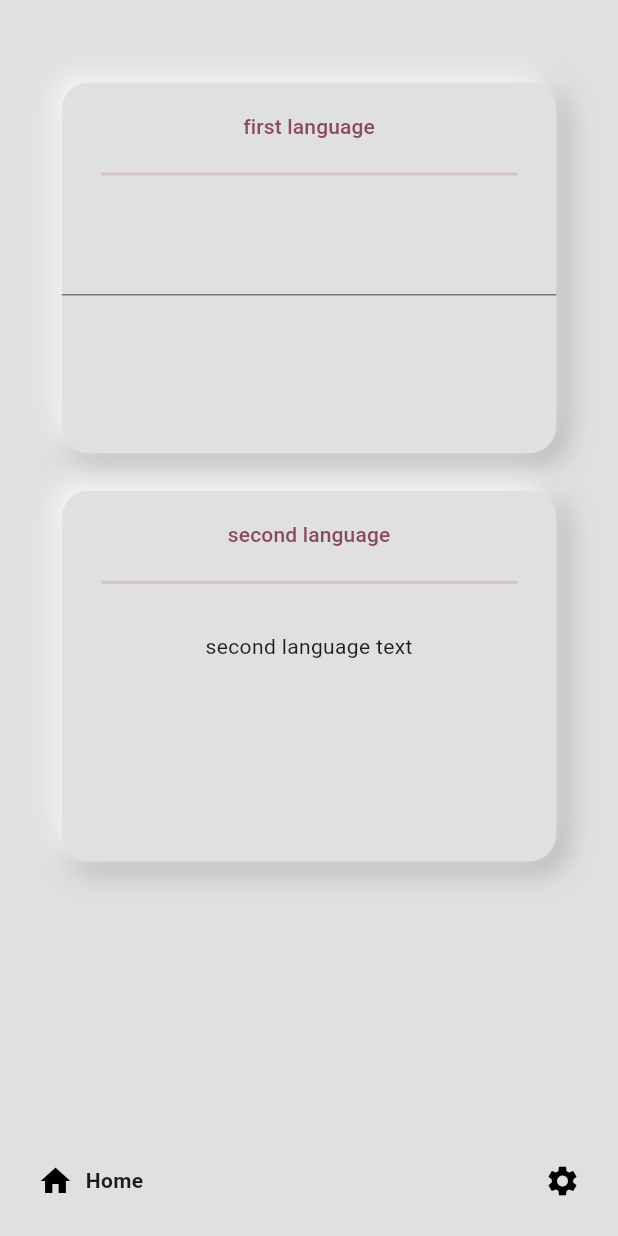
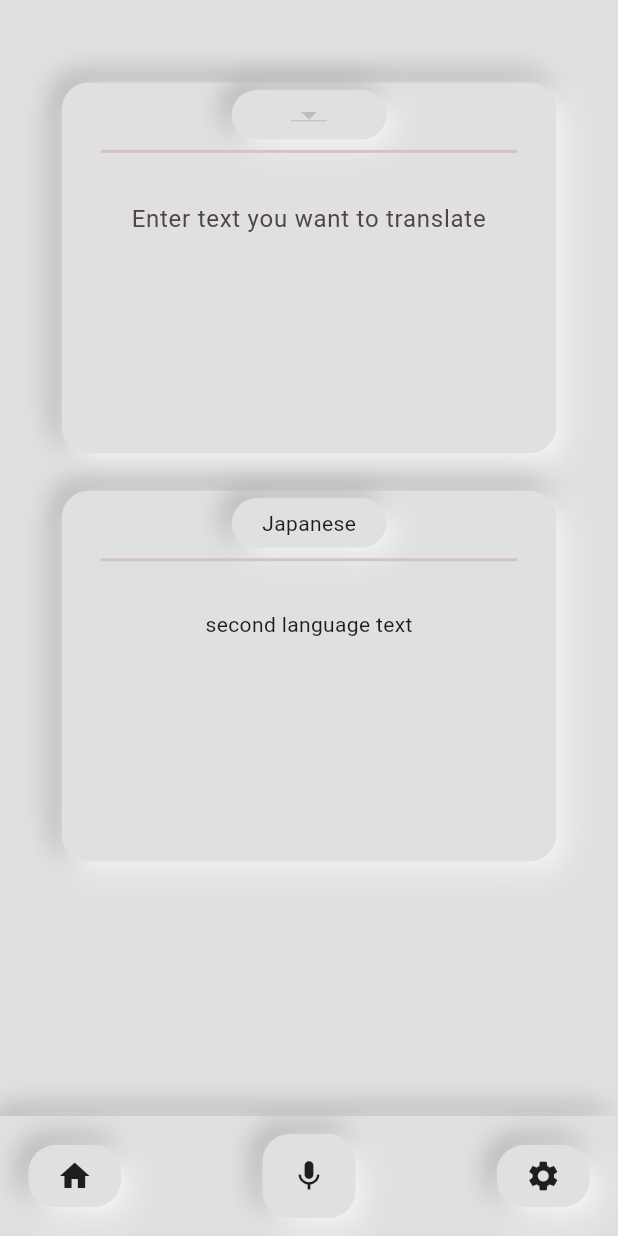
Before and after one commit to Schoenabatic/translator-app, a Flutter app: the screen it shows after launch, on a phone screen of 412 x 824 dp. Run offline on Flutter 3.47's test engine with Material 2 defaults, Android fonts, the phone set to English and light mode, and no system bars; drawn by our look-alikes of google_nav_bar; our stand-ins replace flutter_inset_box_shadow; Roboto replaces fonts that are missing (SFUI).

Commit message:
working on making the dropdown list open with the tap of the gesture detector

```diff
--- /dev/null
+++ b/lib/constants/neumorphism_effect.dart
@@ -0,0 +1,38 @@
+import 'package:flutter/material.dart' hide BoxShadow, BoxDecoration;
+import 'package:flutter_inset_box_shadow/flutter_inset_box_shadow.dart';
+
+List<BoxShadow> neumorphism_effect = [
+  //*bottom right shadow is darker
+  BoxShadow(
+    color: Colors.grey.shade500,
+    offset: const Offset(-4, -4),
+    blurRadius: 15,
+    spreadRadius: 1,
+  ),
+  //*top left shadow is lighter
+  const BoxShadow(
+    color: Colors.white,
+    offset: Offset(4, 4),
+    blurRadius: 15,
+    spreadRadius: 1,
+  )
+];
+
+List<BoxShadow> neumorphism_effect_indented = [
+  //*bottom right shadow is darker
+  BoxShadow(
+    color: Colors.grey.shade500,
+    offset: const Offset(-28, -28),
+    blurRadius: 30,
+    // spreadRadius: 1,
+    inset: true,
+  ),
+  //*top left shadow is lighter
+  const BoxShadow(
+    color: Colors.white,
+    offset: Offset(28, 28),
+    blurRadius: 30,
+    // spreadRadius: 1,
+    inset: true,
+  )
+];
--- a/lib/pages/home_page.dart
+++ b/lib/pages/home_page.dart
@@ -1,6 +1,5 @@
-import 'package:bottom_navy_bar/bottom_navy_bar.dart';
 import 'package:flutter/material.dart';
-import 'package:google_nav_bar/google_nav_bar.dart';
+import 'package:translator_app/constants/neumorphism_effect.dart';
 
 class HomePage extends StatefulWidget {
   const HomePage({super.key});
@@ -10,40 +9,71 @@ class HomePage extends StatefulWidget {
 }
 
 class _HomePageState extends State<HomePage> {
-  int _currentIndex = 0;
-  late PageController _pageController;
-
-  @override
-  void initState() {
-    super.initState();
-    _pageController = PageController();
-  }
-
-  @override
-  void dispose() {
-    _pageController.dispose();
-    super.dispose();
-  }
+  bool isElevated = true;
 
   @override
   Widget build(BuildContext context) {
-    int selectedIndex = 0;
     return Scaffold(
       backgroundColor: Colors.grey[300],
-      bottomNavigationBar: const GNav(gap: 8, tabs: [
-        GButton(
-          icon: Icons.home,
-          text: 'Home',
+      bottomNavigationBar: Container(
+        decoration: BoxDecoration(
+          color: Colors.grey[300],
+          borderRadius: BorderRadius.circular(18),
+          boxShadow: neumorphism_effect,
         ),
-        GButton(
-          icon: Icons.settings,
-          text: 'Settings',
-        )
-      ]),
-      body: SafeArea(
-        child: Center(
-          child: PageView(children: [
-            Column(
+        child: BottomAppBar(
+          color: Colors.grey[300],
+          child: Row(
+            mainAxisAlignment: MainAxisAlignment.spaceAround,
+            children: [
+              GestureDetector(
+                child: Container(
+                  height: MediaQuery.of(context).size.height * 0.05,
+                  width: MediaQuery.of(context).size.width * 0.15,
+                  decoration: BoxDecoration(
+                    color: Colors.grey[300],
+                    borderRadius: BorderRadius.circular(18),
+                    boxShadow: neumorphism_effect,
+                  ),
+                  child: const Center(child: Icon(Icons.home)),
+                ),
+              ),
+              SizedBox(
+                width: MediaQuery.of(context).size.width * 0.2,
+              ),
+              GestureDetector(
+                child: Container(
+                  height: MediaQuery.of(context).size.height * 0.08,
+                  width: MediaQuery.of(context).size.width * 0.15,
+                  decoration: BoxDecoration(
+                    color: Colors.grey[300],
+                    borderRadius: BorderRadius.circular(18),
+                    boxShadow: neumorphism_effect,
+                  ),
+                  child: const Center(child: Icon(Icons.mic)),
+                ),
+              ),
+              SizedBox(
+                width: MediaQuery.of(context).size.width * 0.2,
+              ),
+              GestureDetector(
+                child: Container(
+                  height: MediaQuery.of(context).size.height * 0.05,
+                  width: MediaQuery.of(context).size.width * 0.15,
+                  decoration: BoxDecoration(
+                    color: Colors.grey[300],
+                    borderRadius: BorderRadius.circular(18),
+                    boxShadow: neumorphism_effect,
+                  ),
+                  child: const Center(child: Icon(Icons.settings)),
+                ),
+              ),
+            ],
+          ),
+        ),
+      ),
+      body: Center(
+        child: Column(
           children: [
             const SizedBox(height: 55),
             Container(
@@ -52,27 +82,30 @@ class _HomePageState extends State<HomePage> {
               decoration: BoxDecoration(
                 color: Colors.grey[300],
                 borderRadius: BorderRadius.circular(18),
-                    boxShadow: [
-                      //*bottom right shadow is darker
-                      BoxShadow(
-                        color: Colors.grey.shade500,
-                        offset: const Offset(4, 4),
-                        blurRadius: 15,
-                        spreadRadius: 1,
-                      ),
-                      //*top left shadow is lighter
-                      const BoxShadow(
-                        color: Colors.white,
-                        offset: Offset(-4, -4),
-                        blurRadius: 15,
-                        spreadRadius: 1,
-                      )
-                    ],
+                boxShadow: neumorphism_effect,
               ),
               child: Column(
                 children: [
                   const SizedBox(height: 5),
-                      TextButton(onPressed: () {}, child: const Text('first language')),
+                  GestureDetector(
+                    onTap: () => setState(() => isElevated = !isElevated),
+                    child: AnimatedContainer(
+                      duration: const Duration(milliseconds: 200),
+                      height: MediaQuery.of(context).size.height * 0.04,
+                      width: MediaQuery.of(context).size.width * 0.25,
+                      decoration: BoxDecoration(
+                        color: Colors.grey[300],
+                        borderRadius: BorderRadius.circular(18),
+                        boxShadow: isElevated ? neumorphism_effect : null,
+                      ),
+                      child: Center(
+                          child: DropdownButton(
+                        value: 'English',
+                        items: [],
+                        onChanged: (value) {},
+                      )),
+                    ),
+                  ),
                   const Padding(
                     padding: EdgeInsets.only(left: 26, right: 26),
                     child: Divider(
@@ -80,7 +113,17 @@ class _HomePageState extends State<HomePage> {
                     ),
                   ),
                   const SizedBox(height: 25),
-                      TextField(),
+                  SizedBox(
+                    height: MediaQuery.of(context).size.height * 0.2,
+                    width: MediaQuery.of(context).size.width * 0.65,
+                    child: TextField(
+                      keyboardType: TextInputType.multiline,
+                      maxLines: null,
+                      textAlignVertical: TextAlignVertical.top,
+                      textAlign: TextAlign.center,
+                      decoration: InputDecoration.collapsed(hintText: 'Enter text you want to translate'),
+                    ),
+                  ),
                 ],
               ),
             ),
@@ -89,29 +132,21 @@ class _HomePageState extends State<HomePage> {
               width: MediaQuery.of(context).size.width * 0.8,
               height: MediaQuery.of(context).size.height * 0.30,
               decoration: BoxDecoration(
-                    color: Colors.grey[300],
-                    borderRadius: BorderRadius.circular(18),
-                    boxShadow: [
-                      //*bottom right shadow is darker
-                      BoxShadow(
-                        color: Colors.grey.shade500,
-                        offset: Offset(4, 4),
-                        blurRadius: 15,
-                        spreadRadius: 1,
-                      ),
-                      //*top left shadow is lighter
-                      const BoxShadow(
-                        color: Colors.white,
-                        offset: Offset(-4, -4),
-                        blurRadius: 15,
-                        spreadRadius: 1,
-                      )
-                    ],
-                  ),
+                  color: Colors.grey[300], borderRadius: BorderRadius.circular(18), boxShadow: neumorphism_effect),
               child: Column(
                 children: [
                   const SizedBox(height: 5),
-                      TextButton(onPressed: () {}, child: const Text('second language')),
+                  GestureDetector(
+                    child: Container(
+                      height: MediaQuery.of(context).size.height * 0.04,
+                      width: MediaQuery.of(context).size.width * 0.25,
+                      child: Center(child: Text('Japanese')),
+                      decoration: BoxDecoration(
+                          color: Colors.grey[300],
+                          borderRadius: BorderRadius.circular(18),
+                          boxShadow: neumorphism_effect),
+                    ),
+                  ),
                   const Padding(
                     padding: EdgeInsets.only(left: 26, right: 26),
                     child: Divider(
@@ -125,14 +160,6 @@ class _HomePageState extends State<HomePage> {
             ),
           ],
         ),
-            Scaffold(
-              appBar: AppBar(
-                title: const Text('howdy'),
-              ),
-              body: const Text("hi"),
-            )
-          ]),
-        ),
       ),
     );
   }
```
Also changed, not shown: pubspec.yaml (+4 -6 lines), pubspec.lock. Lines whose indentation alone changed are shown as unchanged.
